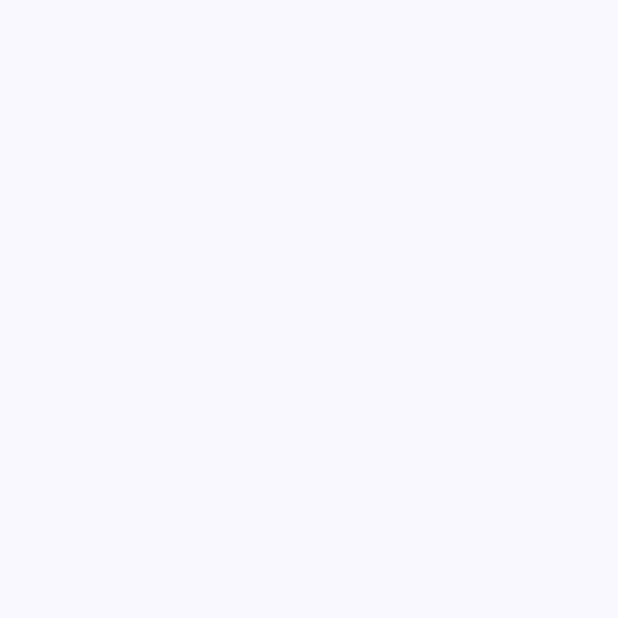
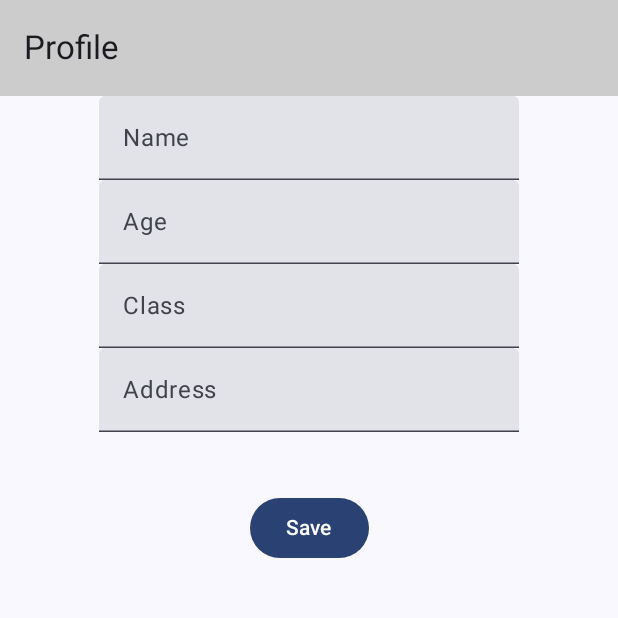
Before and after one commit to skaur16/DataRetreiver, an Android app built with Jetpack Compose: the screen it shows after launch (MainActivity), on a phone screen of 412 x 824 dp, the top half of it. Before the commit the part shown is empty. Run offline under Robolectric (Android 15) with nearby library versions, the phone set to English and light mode, and no system bars.

Commit message:
Design ready...

```diff
--- a/app/build.gradle.kts
+++ b/app/build.gradle.kts
@@ -5,12 +5,12 @@ plugins {
 
 android {
     namespace = "com.example.dataretreiver"
-    compileSdk = 33
+    compileSdk = 34
 
     defaultConfig {
         applicationId = "com.example.dataretreiver"
         minSdk = 24
-        targetSdk = 33
+        targetSdk = 34
         versionCode = 1
         versionName = "1.0"
 
--- a/app/src/main/java/com/example/dataretreiver/MainActivity.kt
+++ b/app/src/main/java/com/example/dataretreiver/MainActivity.kt
@@ -3,6 +3,7 @@ package com.example.dataretreiver
 import android.os.Bundle
 import androidx.activity.ComponentActivity
 import androidx.activity.compose.setContent
+import androidx.activity.viewModels
 import androidx.compose.foundation.layout.fillMaxSize
 import androidx.compose.material3.MaterialTheme
 import androidx.compose.material3.Surface
@@ -16,13 +17,16 @@ class MainActivity : ComponentActivity() {
     override fun onCreate(savedInstanceState: Bundle?) {
         super.onCreate(savedInstanceState)
         setContent {
+
+            val state : stateViewModel by viewModels()
+
             DataRetreiverTheme {
                 // A surface container using the 'background' color from the theme
                 Surface(
                     modifier = Modifier.fillMaxSize(),
                     color = MaterialTheme.colorScheme.background
                 ) {
-
+                    design(state)
                 }
             }
         }
--- /dev/null
+++ b/app/src/main/java/com/example/dataretreiver/functions.kt
@@ -0,0 +1,96 @@
+package com.example.dataretreiver
+
+import androidx.compose.foundation.layout.Arrangement
+import androidx.compose.foundation.layout.Column
+import androidx.compose.foundation.layout.Row
+import androidx.compose.foundation.layout.Spacer
+import androidx.compose.foundation.layout.fillMaxWidth
+import androidx.compose.foundation.layout.height
+import androidx.compose.material3.Button
+import androidx.compose.material3.ExperimentalMaterial3Api
+import androidx.compose.material3.Text
+import androidx.compose.material3.TextField
+import androidx.compose.material3.TopAppBar
+import androidx.compose.material3.TopAppBarDefaults
+import androidx.compose.runtime.Composable
+import androidx.compose.ui.Alignment
+import androidx.compose.ui.Modifier
+import androidx.compose.ui.graphics.Color
+import androidx.compose.ui.unit.dp
+import androidx.lifecycle.ViewModel
+
+@OptIn(ExperimentalMaterial3Api::class)
+@Composable
+fun design(state: stateViewModel) {
+
+    Column(
+
+    ) {
+
+            TopAppBar(title ={ Text(text="Profile") },
+                        colors = TopAppBarDefaults.smallTopAppBarColors(
+                            containerColor = Color.LightGray
+                        )
+                )
+
+
+        Column(
+            horizontalAlignment = Alignment.CenterHorizontally,
+            verticalArrangement = Arrangement.Center
+        )
+        {
+            TextField(
+                value = state.name.value,
+                onValueChange = {
+                    state.name.value = it
+                    state.finalname.value
+                },
+                label = {Text(text="Name")}
+            )
+
+            TextField(
+                value = state.age.value,
+                onValueChange = {
+                    state.age.value = it
+                    state.finalage.value
+                },
+                label = {Text(text="Age")}
+            )
+
+
+            TextField(
+                value = state.clas.value,
+                onValueChange = {
+                    state.clas.value = it
+                    state.finalclas.value
+                },
+                label = {Text(text="Class")}
+            )
+
+
+            TextField(
+                value = state.address.value,
+                onValueChange = {
+                    state.address.value = it
+                    state.finaladdress.value
+                },
+                label = {Text(text="Address")}
+            )
+
+            Spacer(modifier =Modifier.height(40.dp))
+
+            Row(
+                modifier = Modifier.fillMaxWidth(),
+                horizontalArrangement = Arrangement.Center
+            )
+            {
+
+                Button(onClick = { /*TODO*/ }) {
+                    Text(text = "Save")
+                }
+            }
+
+
+        }
+    }
+}
--- /dev/null
+++ b/app/src/main/java/com/example/dataretreiver/stateViewModel.kt
@@ -0,0 +1,15 @@
+package com.example.dataretreiver
+
+import androidx.compose.runtime.mutableStateOf
+import androidx.lifecycle.ViewModel
+
+class stateViewModel :ViewModel() {
+              var name = mutableStateOf("")
+              var age = mutableStateOf("")
+              var clas = mutableStateOf("")
+              var address = mutableStateOf("")
+              var finalname = mutableStateOf("")
+              var finalage = mutableStateOf("")
+              var finalclas = mutableStateOf("")
+              var finaladdress = mutableStateOf("")
+}
```
